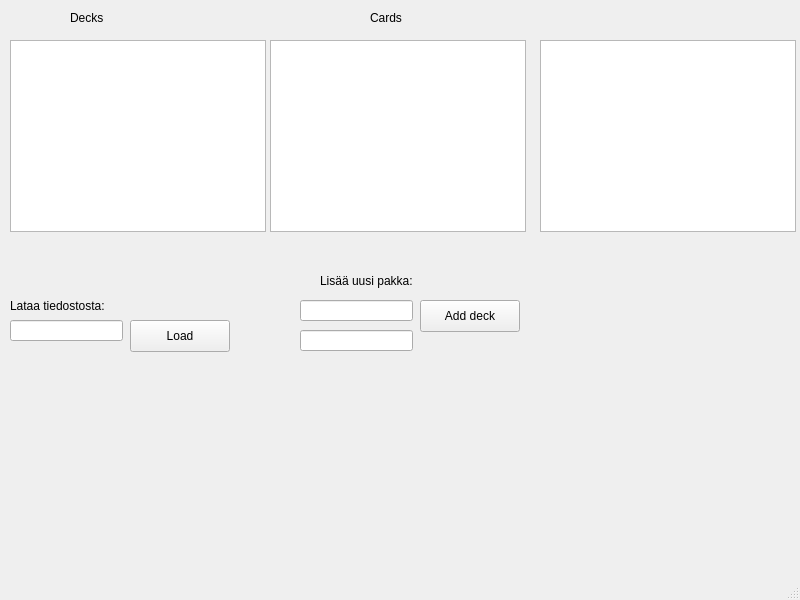
This is student/07/flashcards_gui/mainwindow.ui in suvikristiin/programming3 as Qt 5 draws it before an edit. The edited form follows.
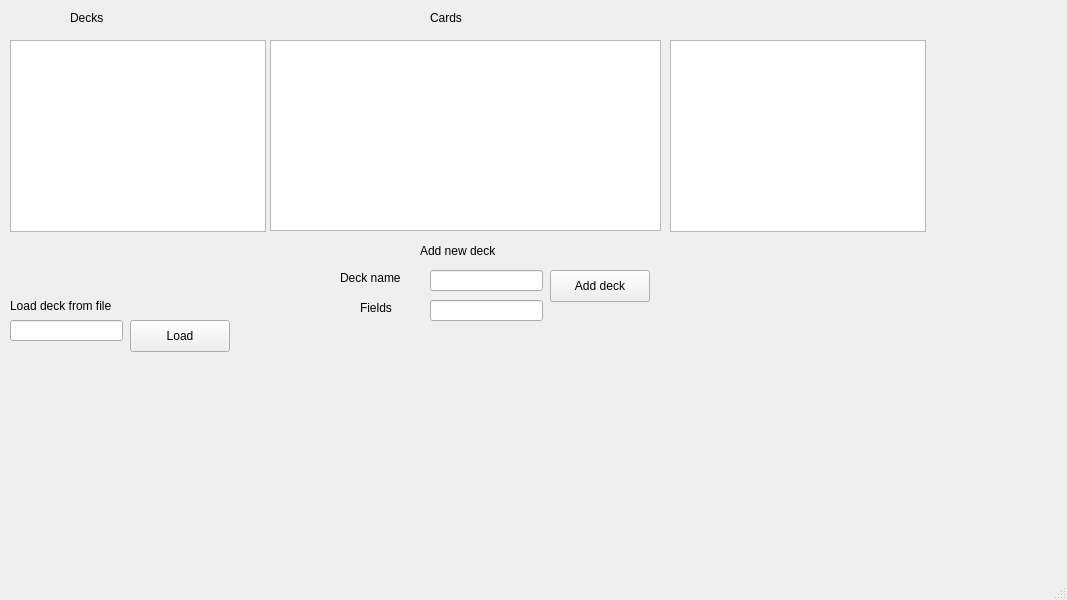
This is the edited form.

Commit message: add button and LineEdit input fields to add new deck and fields for it

```diff
--- a/student/07/flashcards_gui/mainwindow.ui
+++ b/student/07/flashcards_gui/mainwindow.ui
@@ -6,7 +6,7 @@
    <rect>
     <x>0</x>
     <y>0</y>
-    <width>800</width>
+    <width>1067</width>
     <height>600</height>
    </rect>
   </property>
@@ -17,7 +17,7 @@
    <widget class="QListView" name="listView_3">
     <property name="geometry">
      <rect>
-      <x>540</x>
+      <x>670</x>
       <y>40</y>
       <width>256</width>
       <height>192</height>
@@ -40,7 +40,7 @@
    <widget class="QLabel" name="label_2">
     <property name="geometry">
      <rect>
-      <x>370</x>
+      <x>430</x>
       <y>10</y>
       <width>58</width>
       <height>16</height>
@@ -53,8 +53,8 @@
    <widget class="QPushButton" name="pushButton">
     <property name="geometry">
      <rect>
-      <x>420</x>
-      <y>300</y>
+      <x>550</x>
+      <y>270</y>
       <width>100</width>
       <height>32</height>
      </rect>
@@ -86,7 +86,7 @@
      </rect>
     </property>
     <property name="text">
-     <string>Lataa tiedostosta:</string>
+     <string>Load deck from file</string>
     </property>
    </widget>
    <widget class="QLineEdit" name="fileNameEdit">
@@ -102,21 +102,21 @@
    <widget class="QLabel" name="label_4">
     <property name="geometry">
      <rect>
-      <x>320</x>
-      <y>270</y>
+      <x>420</x>
+      <y>240</y>
       <width>111</width>
       <height>21</height>
      </rect>
     </property>
     <property name="text">
-     <string>Lisää uusi pakka:</string>
+     <string>Add new deck</string>
     </property>
    </widget>
    <widget class="QLineEdit" name="lineEdit_2">
     <property name="geometry">
      <rect>
-      <x>300</x>
-      <y>300</y>
+      <x>430</x>
+      <y>270</y>
       <width>113</width>
       <height>21</height>
      </rect>
@@ -125,8 +125,8 @@
    <widget class="QLineEdit" name="lineEdit_3">
     <property name="geometry">
      <rect>
-      <x>300</x>
-      <y>330</y>
+      <x>430</x>
+      <y>300</y>
       <width>113</width>
       <height>21</height>
      </rect>
@@ -147,11 +147,37 @@
      <rect>
       <x>270</x>
       <y>40</y>
-      <width>256</width>
-      <height>192</height>
+      <width>391</width>
+      <height>191</height>
      </rect>
     </property>
    </widget>
+   <widget class="QLabel" name="label_5">
+    <property name="geometry">
+     <rect>
+      <x>340</x>
+      <y>270</y>
+      <width>81</width>
+      <height>16</height>
+     </rect>
+    </property>
+    <property name="text">
+     <string>Deck name</string>
+    </property>
+   </widget>
+   <widget class="QLabel" name="label_6">
+    <property name="geometry">
+     <rect>
+      <x>360</x>
+      <y>300</y>
+      <width>58</width>
+      <height>16</height>
+     </rect>
+    </property>
+    <property name="text">
+     <string>Fields</string>
+    </property>
+   </widget>
   </widget>
   <widget class="QMenuBar" name="menubar">
    <property name="geometry">
```
Left out of the diff: 8 changed lines with no effect on the pictures. The commit also changes 2 other files.
